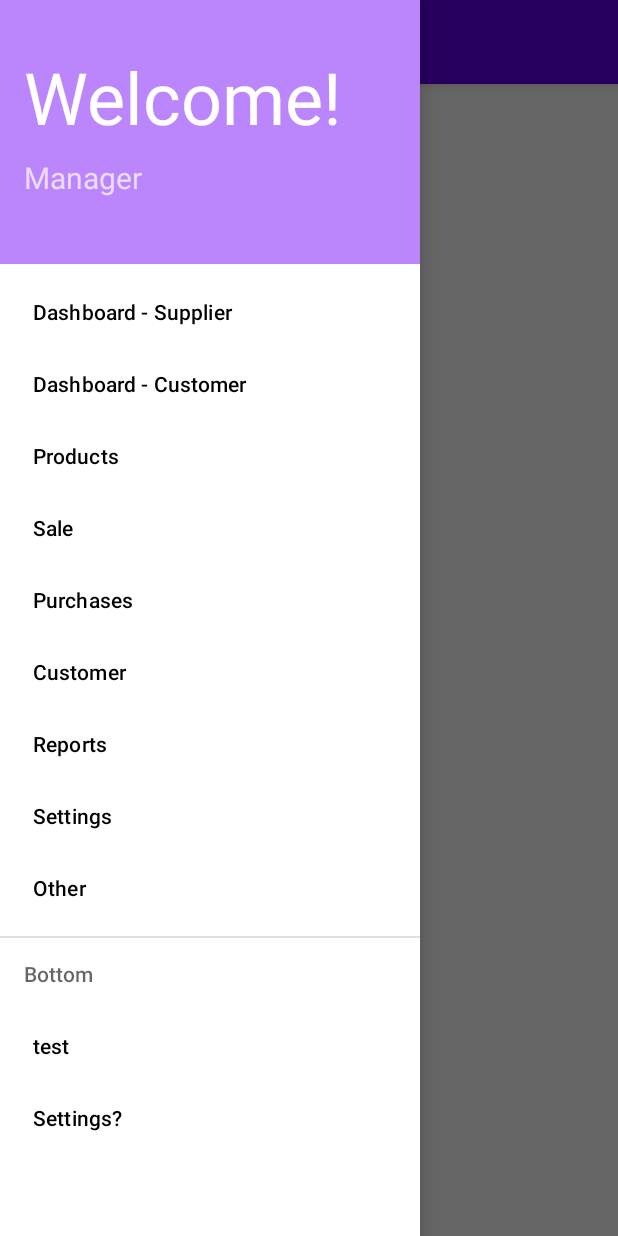
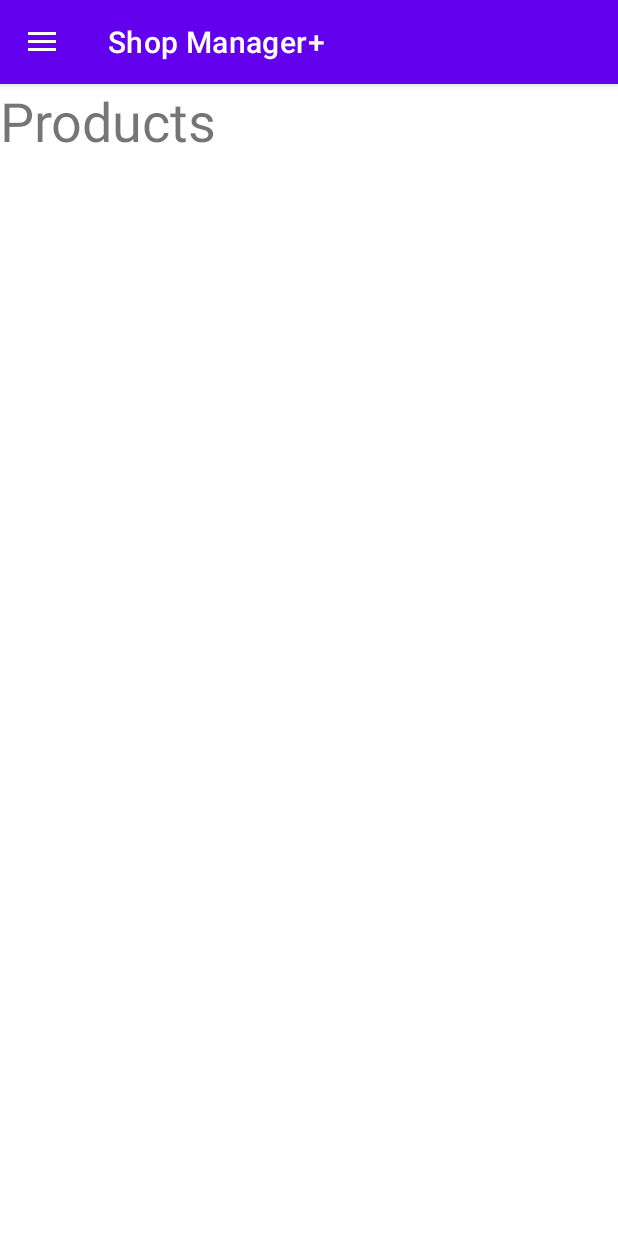
Before and after one commit to hassambitw/shop-manager-android-application, an Android app: the screen it shows after launch (MainActivity), in the side drawer, after a tap on "Products", on a phone screen of 412 x 824 dp. Run offline under Robolectric (Android 15) with nearby library versions, the phone set to English and light mode, and no system bars.

Commit message:
-added 2 fragment xmls and their fragment classes, along with the basic framework on how to call them. - readjusted the header and the main activity class a bit - added a new "appname" which definitely sounded better than "Try" - added some explaination to how some of it works, i hope you guys might understand it tho i will link a video or 2 later in the chat which would explain the stuff i did and the stuff we mare expected to work

```diff
--- /dev/null
+++ b/app/src/main/java/com/example/atry/DashboardFragment.java
@@ -0,0 +1,19 @@
+package com.example.atry;
+
+import android.os.Bundle;
+import android.view.LayoutInflater;
+import android.view.View;
+import android.view.ViewGroup;
+
+import androidx.annotation.NonNull;
+import androidx.annotation.Nullable;
+import androidx.fragment.app.Fragment;
+
+public class DashboardFragment extends Fragment {
+
+    @Override
+    public View onCreateView(@NonNull LayoutInflater inflater, @Nullable ViewGroup container, @Nullable Bundle savedInstanceState) {
+        return inflater.inflate(R.layout.fragment_dashboard,container,false);
+    }
+
+}
--- a/app/src/main/java/com/example/atry/MainActivity.java
+++ b/app/src/main/java/com/example/atry/MainActivity.java
@@ -9,10 +9,12 @@ import androidx.drawerlayout.widget.DrawerLayout;
 
 
 import android.os.Bundle;
+import android.view.MenuItem;
+import android.widget.Toast;
 
 import com.google.android.material.navigation.NavigationView;
 
-public class MainActivity extends AppCompatActivity {
+public class MainActivity extends AppCompatActivity implements NavigationView.OnNavigationItemSelectedListener {
 
     public DrawerLayout drawer;
     @Override
@@ -22,19 +24,33 @@ public class MainActivity extends AppCompatActivity {
 
 
         drawer = findViewById(R.id.drawer_layout); //menu
-        Toolbar toolbar = findViewById(R.id.toolbar);
+        Toolbar toolbar = findViewById(R.id.toolbar); //makes your own toolbar, needed inorder to make your nav drawer functional
+        //also remove the other actionbar using NoActionBar theme
         setSupportActionBar(toolbar);
 
+        NavigationView nav_view = findViewById(R.id.nav_view);
+        nav_view.setNavigationItemSelectedListener(this); //for now i am implemmenting thelistner to this class but in future(or asap)
+        // we can try changing it to its own class or something once we have a better grasp of this
 
-        ActionBarDrawerToggle toggle = new ActionBarDrawerToggle(this,drawer, toolbar, R.string.navigation_drawer_open, R.string.navigation_drawer_close);
-        drawer.addDrawerListener(toggle);
+
+        ActionBarDrawerToggle toggle = new ActionBarDrawerToggle(this, drawer, toolbar, R.string.navigation_drawer_open, R.string.navigation_drawer_close);
+        drawer.addDrawerListener(toggle); //this is for the toggle, it allows the toggle animation
         toggle.syncState();
+
+
         //trying to put a comment to see if this wiorks - hassan
         //adding another comment to show hassam how to commit
         //test again
+        // when theres nothing in the saved state ie when the activity restarts or resumes, it will get the deashboard fragment
+        if (savedInstanceState ==null){
+            getSupportFragmentManager().beginTransaction().replace(R.id.fragment_container,new DashboardFragment()).commit();
+            nav_view.setCheckedItem(R.id.nav_dashb1);
+        }
+
+        //note to self, all fragment classes must be a public class inorder for it to function
     }
 
-    //when you want to go back, you dont want to close activity only close nav bar
+    //when you want to go back, you dont want to close activity only close nav bar when navbar open
     @Override
     public void onBackPressed() {
         if (drawer.isDrawerOpen(GravityCompat.START)){
@@ -42,4 +58,48 @@ public class MainActivity extends AppCompatActivity {
         }else{
             super.onBackPressed();
         }}
+
+
+    @Override
+    public boolean onNavigationItemSelected(@NonNull MenuItem item) {
+
+        switch (item.getItemId()){
+            case R.id.nav_dashb1:
+                getSupportFragmentManager().beginTransaction().replace(R.id.fragment_container,new DashboardFragment()).commit();
+                break;
+            case R.id.nav_dashb2:
+                getSupportFragmentManager().beginTransaction().replace(R.id.fragment_container,new DashboardFragment()).commit();
+                break;
+            case R.id.nav_product:
+                getSupportFragmentManager().beginTransaction().replace(R.id.fragment_container,new ProductFragment()).commit();
+                break;
+            case R.id.nav_other:
+                Toast.makeText(this,"Other",Toast.LENGTH_SHORT).show();
+                break;
+            case R.id.nav_purchase:
+                Toast.makeText(this,"Purchases",Toast.LENGTH_SHORT).show();
+                break;
+            case R.id.nav_report:
+                Toast.makeText(this,"Reports",Toast.LENGTH_SHORT).show();
+                break;
+            case R.id.nav_sale:
+                Toast.makeText(this,"Sale",Toast.LENGTH_SHORT).show();
+                break;
+            case R.id.nav_setting:
+                Toast.makeText(this,"Settings",Toast.LENGTH_SHORT).show();
+                break;
+            case R.id.share:
+                Toast.makeText(this,"Test ?",Toast.LENGTH_SHORT).show();
+                break;
+            case R.id.send:
+                Toast.makeText(this,"Settings ?",Toast.LENGTH_SHORT).show();
+                break;
+
+
+        }
+
+        drawer.closeDrawer(GravityCompat.START);
+        return true;
+    }
+
 }
--- /dev/null
+++ b/app/src/main/java/com/example/atry/ProductFragment.java
@@ -0,0 +1,19 @@
+package com.example.atry;
+
+import android.os.Bundle;
+import android.view.LayoutInflater;
+import android.view.View;
+import android.view.ViewGroup;
+
+import androidx.annotation.NonNull;
+import androidx.annotation.Nullable;
+import androidx.fragment.app.Fragment;
+
+public class ProductFragment extends Fragment {
+
+    @Override
+    public View onCreateView(@NonNull LayoutInflater inflater, @Nullable ViewGroup container, @Nullable Bundle savedInstanceState) {
+        return inflater.inflate(R.layout.fragment_products,container,false);
+    }
+
+}
--- /dev/null
+++ b/app/src/main/res/layout/fragment_products.xml
@@ -0,0 +1,15 @@
+<?xml version="1.0" encoding="utf-8"?>
+<LinearLayout xmlns:android="http://schemas.android.com/apk/res/android"
+    android:id="@+id/lin_layout_dashboard"
+    android:layout_width="match_parent"
+    android:layout_height="match_parent"
+    android:orientation="vertical">
+
+    <TextView
+        android:id="@+id/textView"
+        android:layout_width="wrap_content"
+        android:layout_height="wrap_content"
+        android:layout_weight="1"
+        android:text="Products"
+        android:textSize="36sp" />
+</LinearLayout>
--- a/app/src/main/res/layout/nav_header.xml
+++ b/app/src/main/res/layout/nav_header.xml
@@ -11,16 +11,16 @@
         android:id="@+id/welcome"
         android:layout_width="wrap_content"
         android:layout_height="wrap_content"
-        android:paddingTop="16dp"
+        android:paddingTop="48dp"
         android:text="Welcome!"
         android:textAppearance="@style/TextAppearance.AppCompat.Body1"
-        android:textSize="48sp"></TextView>
+        android:textSize="36sp"></TextView>
 
     <TextView
         android:id="@+id/user"
         android:layout_width="wrap_content"
         android:layout_height="wrap_content"
-        android:paddingTop="8dp"
+        android:paddingTop="4dp"
         android:text="Manager"
         android:textSize="20sp"></TextView>
 
--- a/app/src/main/res/values/strings.xml
+++ b/app/src/main/res/values/strings.xml
@@ -1,5 +1,5 @@
 <resources>
-    <string name="app_name">Try</string>
+    <string name="app_name">Shop Manager+</string>
     <string name="navigation_drawer_open">Open Navigation Drawer</string>
     <string name="navigation_drawer_close">slose Navigation Drawer</string>
 </resources>
```
Also changed, not shown: app/src/main/res/layout/fragment_dashboard.xml (added, +15 -0 lines).
